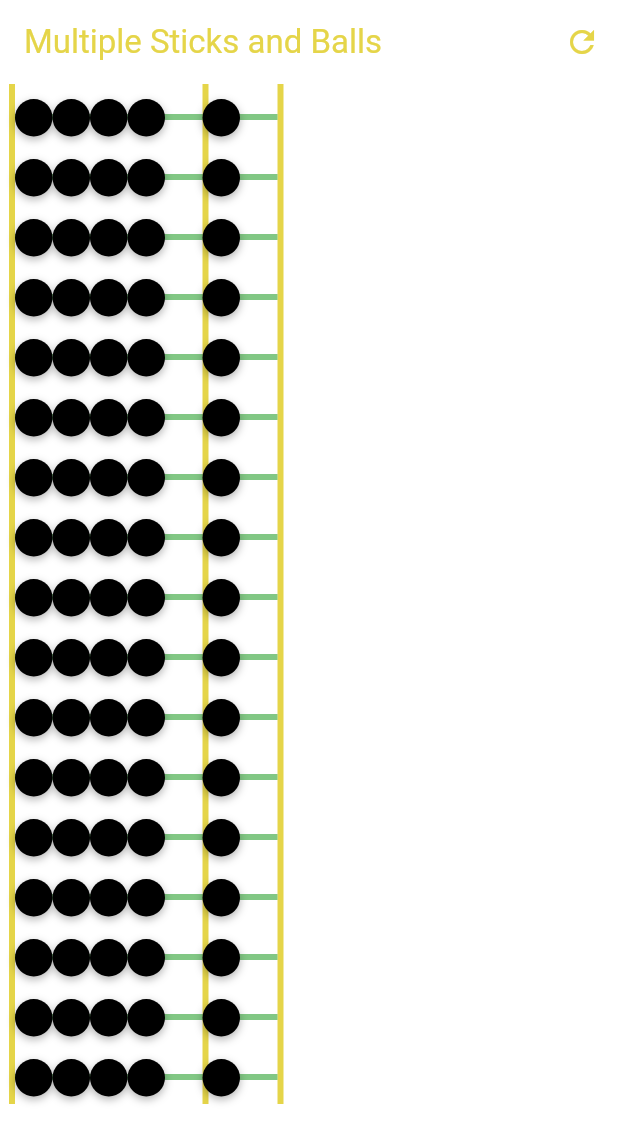
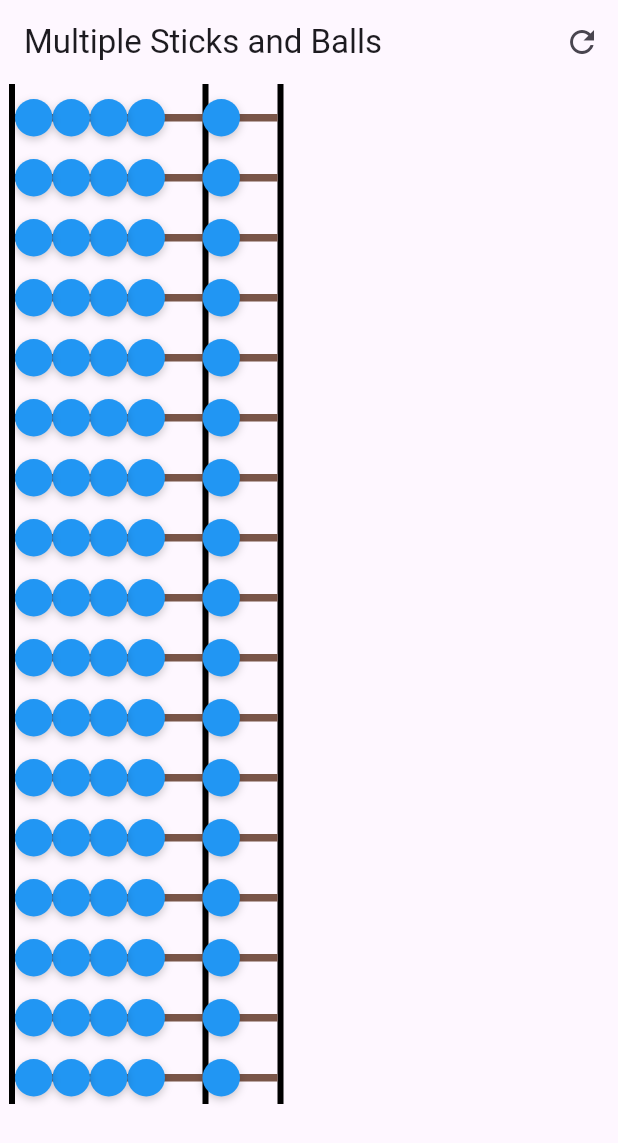
Before and after one commit to Ibrahim-Lokman/abacusspro, a Flutter app: the screen it shows after launch, after a tap on the "refresh" icon, on a phone screen of 412 x 824 dp. Shown: the top 1143 px of the screen. Run offline on Flutter 3.47's test engine with Material 3 defaults, Android fonts, the phone set to English and light mode, and no system bars.

Commit message:
Stable v7

```diff
--- a/lib/main.dart
+++ b/lib/main.dart
@@ -1,6 +1,6 @@
+import 'package:abacusspro/multiple_sticks_screen.dart';
 import 'package:flutter/material.dart';
 import 'package:flutter/services.dart';
-import 'multiple_sticks_screen.dart';
 
 void main() {
   WidgetsFlutterBinding.ensureInitialized();
@@ -16,19 +16,8 @@ class MyApp extends StatelessWidget {
 
   @override
   Widget build(BuildContext context) {
-    return MaterialApp(
-      title: 'Abacus Pro',
-      theme: ThemeData(
-        colorScheme: ColorScheme.dark(
-          primary: Colors.green,
-          secondary: Colors.black,
-          onSurface: const Color.fromARGB(255, 229, 213, 73),
-          shadow: Colors.black87,
-          surface: Colors.white,
-        ),
-        useMaterial3: true,
-      ),
-      home: const MultipleSticks(),
+    return const MaterialApp(
+      home: MultipleSticks(),
     );
   }
 }
--- a/lib/multiple_sticks_screen.dart
+++ b/lib/multiple_sticks_screen.dart
@@ -1,28 +1,20 @@
 import 'package:flutter/material.dart';
 
 class MultipleSticks extends StatefulWidget {
-  final int numberOfSticks;
-  final double ballSize;
-  final double stickStart;
-  final double lineWidth;
-  final double lineHeight;
-  final double verticalSpacing;
-
-  const MultipleSticks({
-    super.key,
-    this.numberOfSticks = 17,
-    this.ballSize = 25.0,
-    this.stickStart = 10.0,
-    this.lineWidth = 4.0,
-    this.lineHeight = 40.0,
-    this.verticalSpacing = 40.0,
-  });
+  const MultipleSticks({super.key});
 
   @override
-  MultipleSticksState createState() => MultipleSticksState();
+  _MultipleSticksState createState() => _MultipleSticksState();
 }
 
-class MultipleSticksState extends State<MultipleSticks> {
+class _MultipleSticksState extends State<MultipleSticks> {
+  static const int numberOfSticks = 17;
+  final double ballSize = 25;
+  final double stickStart = 10;
+  final double lineWidth = 4;
+  final double lineHeight = 40;
+  final double verticalSpacing = 40;
+
   late List<List<ValueNotifier<double>>> stickSections;
   late List<double> section1Widths;
   late List<double> section2Widths;
@@ -32,20 +24,16 @@ class MultipleSticksState extends State<MultipleSticks> {
   @override
   void initState() {
     super.initState();
-    _initializeSticks();
-  }
-
-  void _initializeSticks() {
-    stickSections = List.generate(widget.numberOfSticks, (stickIndex) {
+    stickSections = List.generate(numberOfSticks, (stickIndex) {
       return [
         ...List.generate(4, (index) => ValueNotifier(0.0)),
         ValueNotifier(0.0)
       ];
     });
-    section1Widths = List.filled(widget.numberOfSticks, 0);
-    section2Widths = List.filled(widget.numberOfSticks, 0);
-    maxSection1Positions = List.filled(widget.numberOfSticks, 0);
-    maxSection2Positions = List.filled(widget.numberOfSticks, 0);
+    section1Widths = List.filled(numberOfSticks, 0);
+    section2Widths = List.filled(numberOfSticks, 0);
+    maxSection1Positions = List.filled(numberOfSticks, 0);
+    maxSection2Positions = List.filled(numberOfSticks, 0);
   }
 
   @override
@@ -55,30 +43,38 @@ class MultipleSticksState extends State<MultipleSticks> {
   }
 
   void _updateDimensions() {
-    for (int i = 0; i < widget.numberOfSticks; i++) {
-      section1Widths[i] = widget.ballSize * 5;
-      section2Widths[i] = widget.ballSize * 2;
-      maxSection1Positions[i] =
-          widget.stickStart + section1Widths[i] - widget.ballSize;
-      maxSection2Positions[i] = widget.stickStart +
-          section1Widths[i] +
-          section2Widths[i] -
-          widget.ballSize;
+    // Set fixed widths based on ball size
+    for (int i = 0; i < numberOfSticks; i++) {
+      // Section 1 width = ballSize * 5 (space for 4 balls with gaps)
+      section1Widths[i] = ballSize * 5;
+      // Section 2 width = ballSize * 2 (space for 1 ball with gaps)
+      section2Widths[i] = ballSize * 2;
+
+      // Update maximum positions for balls
+      maxSection1Positions[i] = stickStart + section1Widths[i] - ballSize;
+      maxSection2Positions[i] =
+          stickStart + section1Widths[i] + section2Widths[i] - ballSize;
+
       _updateInitialBallPositions(i);
     }
   }
 
   void _updateInitialBallPositions(int stickIndex) {
-    double spacing = widget.ballSize;
+    // Update section 1 balls (first 4 balls)
+    double spacing1 =
+        ballSize; // Each ball takes up one ball size worth of space
     for (int i = 0; i < 4; i++) {
-      stickSections[stickIndex][i].value = widget.stickStart + (spacing * i);
+      stickSections[stickIndex][i].value = stickStart + (spacing1 * (i));
     }
+
+    // Update section 2 ball (last ball)
     stickSections[stickIndex][4].value =
-        widget.stickStart + section1Widths[stickIndex];
+        stickStart + section1Widths[stickIndex] + 0;
   }
 
+  // Add reset function
   void _resetAllBalls() {
-    for (int i = 0; i < widget.numberOfSticks; i++) {
+    for (int i = 0; i < numberOfSticks; i++) {
       _updateInitialBallPositions(i);
     }
   }
@@ -95,9 +91,6 @@ class MultipleSticksState extends State<MultipleSticks> {
 
   @override
   Widget build(BuildContext context) {
-    final theme = Theme.of(context);
-    final colorScheme = theme.colorScheme;
-
     return Scaffold(
       appBar: AppBar(
         title: const Text('Multiple Sticks and Balls'),
@@ -112,54 +105,39 @@ class MultipleSticksState extends State<MultipleSticks> {
       body: SafeArea(
         child: SingleChildScrollView(
           child: Column(
-            children: List.generate(widget.numberOfSticks, (stickIndex) {
+            children: List.generate(numberOfSticks, (stickIndex) {
               return SizedBox(
-                height: widget.verticalSpacing,
+                height: verticalSpacing,
                 child: Stack(
                   children: [
+                    _buildVerticalLine(stickStart - lineWidth, stickIndex),
                     _buildVerticalLine(
-                      widget.stickStart - widget.lineWidth,
-                      stickIndex,
-                      colorScheme,
-                    ),
+                        stickStart + section1Widths[stickIndex], stickIndex),
                     _buildVerticalLine(
-                      widget.stickStart + section1Widths[stickIndex],
-                      stickIndex,
-                      colorScheme,
-                    ),
-                    _buildVerticalLine(
-                      widget.stickStart +
-                          section1Widths[stickIndex] +
-                          section2Widths[stickIndex],
-                      stickIndex,
-                      colorScheme,
-                    ),
+                        stickStart +
+                            section1Widths[stickIndex] +
+                            section2Widths[stickIndex],
+                        stickIndex),
                     _buildHorizontalLine(
-                      widget.stickStart,
-                      section1Widths[stickIndex],
-                      stickIndex,
-                      colorScheme,
-                    ),
+                        stickStart, section1Widths[stickIndex], stickIndex),
                     _buildHorizontalLine(
-                      widget.stickStart + section1Widths[stickIndex],
-                      section2Widths[stickIndex],
-                      stickIndex,
-                      colorScheme,
-                    ),
+                        stickStart + section1Widths[stickIndex],
+                        section2Widths[stickIndex],
+                        stickIndex),
                     ...List.generate(
                       4,
                       (index) => _buildDraggableBall(
+                        Colors.blue,
                         stickIndex,
                         index,
                         true,
-                        colorScheme,
                       ),
                     ).reversed,
                     _buildDraggableBall(
+                      Colors.blue,
                       stickIndex,
                       4,
                       false,
-                      colorScheme,
                     ),
                   ],
                 ),
@@ -171,34 +149,36 @@ class MultipleSticksState extends State<MultipleSticks> {
     );
   }
 
-  Widget _buildVerticalLine(
-      double left, int stickIndex, ColorScheme colorScheme) {
+  Widget _buildVerticalLine(double left, int stickIndex) {
     return Positioned(
       left: left,
       top: 0,
       child: Container(
-        width: widget.lineWidth,
-        height: widget.lineHeight,
-        color: colorScheme.onSurface,
+        width: lineWidth,
+        height: lineHeight,
+        color: Colors.black,
       ),
     );
   }
 
-  Widget _buildHorizontalLine(
-      double left, double width, int stickIndex, ColorScheme colorScheme) {
+  Widget _buildHorizontalLine(double left, double width, int stickIndex) {
     return Positioned(
       left: left,
       top: 20,
       child: Container(
         width: width,
-        height: widget.lineWidth,
-        color: colorScheme.primary.withOpacity(0.7),
+        height: 5,
+        color: Colors.brown,
       ),
     );
   }
 
   Widget _buildDraggableBall(
-      int stickIndex, int ballIndex, bool isSection1, ColorScheme colorScheme) {
+    Color color,
+    int stickIndex,
+    int ballIndex,
+    bool isSection1,
+  ) {
     return ValueListenableBuilder<double>(
       valueListenable: stickSections[stickIndex][ballIndex],
       builder: (context, pos, child) {
@@ -207,16 +187,20 @@ class MultipleSticksState extends State<MultipleSticks> {
           top: 10,
           child: GestureDetector(
             onPanUpdate: (details) => _handleBallMovement(
-                stickIndex, ballIndex, details.delta.dx, isSection1),
+              stickIndex,
+              ballIndex,
+              details.delta.dx,
+              isSection1,
+            ),
             child: Container(
-              width: widget.ballSize,
-              height: widget.ballSize,
+              width: ballSize,
+              height: ballSize,
               decoration: BoxDecoration(
-                color: colorScheme.secondary,
+                color: color,
                 shape: BoxShape.circle,
                 boxShadow: [
                   BoxShadow(
-                    color: colorScheme.shadow.withOpacity(0.3),
+                    color: Colors.black.withOpacity(0.2),
                     blurRadius: 4,
                     offset: const Offset(0, 2),
                   ),
@@ -232,9 +216,8 @@ class MultipleSticksState extends State<MultipleSticks> {
   void _handleBallMovement(
       int stickIndex, int ballIndex, double delta, bool isSection1) {
     List<ValueNotifier<double>> balls = stickSections[stickIndex];
-    double minPosition = isSection1
-        ? widget.stickStart
-        : widget.stickStart + section1Widths[stickIndex];
+    double minPosition =
+        isSection1 ? stickStart : stickStart + section1Widths[stickIndex];
     double maxPosition = isSection1
         ? maxSection1Positions[stickIndex]
         : maxSection2Positions[stickIndex];
@@ -249,8 +232,8 @@ class MultipleSticksState extends State<MultipleSticks> {
       for (int i = ballIndex;
           i < (isSection1 ? 4 : positions.length) - 1;
           i++) {
-        if (positions[i + 1] - positions[i] < widget.ballSize) {
-          positions[i + 1] = positions[i] + widget.ballSize;
+        if (positions[i + 1] - positions[i] < ballSize) {
+          positions[i + 1] = positions[i] + ballSize;
 
           if (positions[i + 1] > maxPosition) {
             double excess = positions[i + 1] - maxPosition;
@@ -262,8 +245,8 @@ class MultipleSticksState extends State<MultipleSticks> {
       }
     } else {
       for (int i = ballIndex; i > (isSection1 ? 0 : 4); i--) {
-        if (positions[i] - positions[i - 1] < widget.ballSize) {
-          positions[i - 1] = positions[i] - widget.ballSize;
+        if (positions[i] - positions[i - 1] < ballSize) {
+          positions[i - 1] = positions[i] - ballSize;
 
           if (positions[i - 1] < minPosition) {
             double excess = minPosition - positions[i - 1];
```
